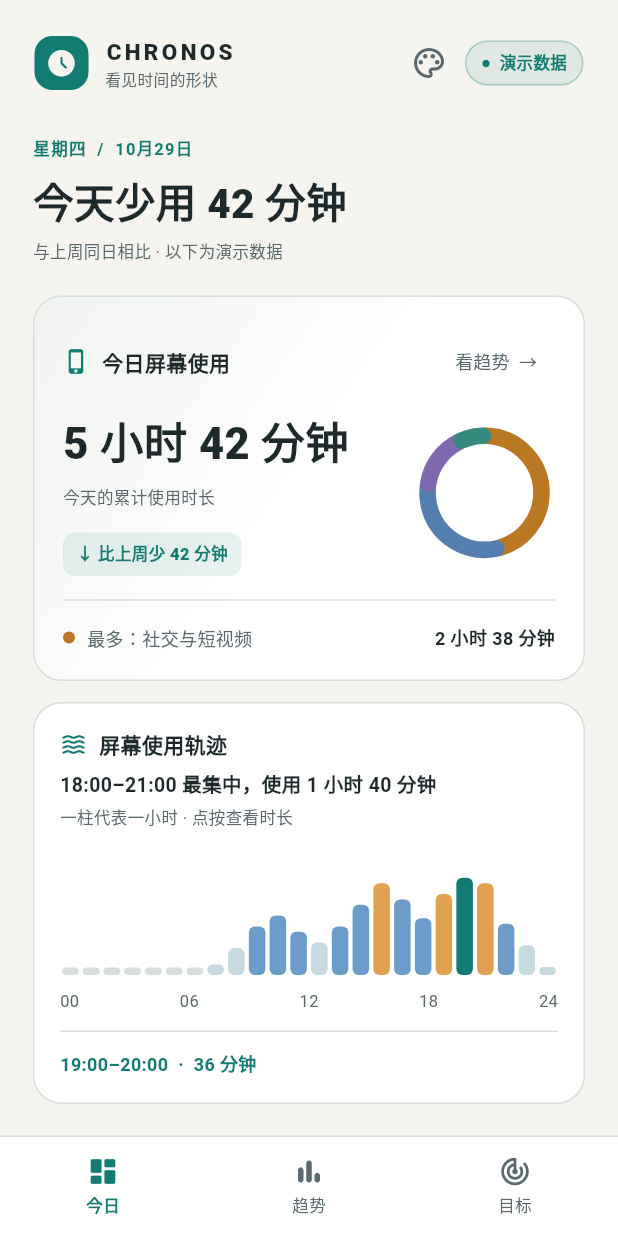
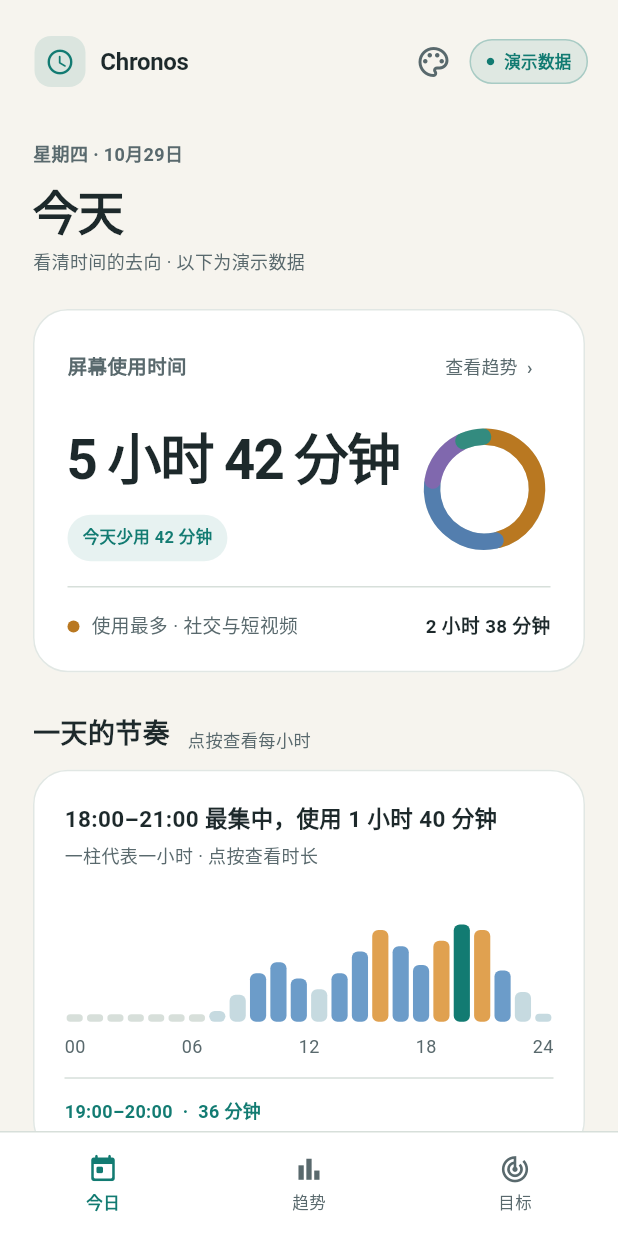
Before and after one commit to Xhp1193345142/Chronos, a Flutter app: the screen it shows after launch, after a tap on "先看演示数据", on a phone screen of 412 x 824 dp. Run offline on Flutter 3.47's test engine with Material 3 defaults, Android fonts, the phone set to English and light mode, and no system bars; our stand-ins replace shared_preferences.

Commit message:
feat: refine Chronos dashboard visual hierarchy

```diff
--- a/lib/src/chronos_shell.dart
+++ b/lib/src/chronos_shell.dart
@@ -60,12 +60,12 @@ class _ChronosHomeState extends State<ChronosHome> {
     final change = DemoData.lastWeekSameDayMinutes - DemoData.todayMinutes;
     final topCategory = DemoData.categories.first;
     return _page([
-      const _Eyebrow('星期四  /  10月29日'),
-      const SizedBox(height: 6),
-      _Heading('今天少用 ${formatMinutes(change)}'),
-      const SizedBox(height: 5),
-      const _Hint('与上周同日相比 · 以下为演示数据'),
-      const SizedBox(height: 20),
+      const _Eyebrow('星期四 · 10月29日'),
+      const SizedBox(height: 7),
+      const _Heading('今天'),
+      const SizedBox(height: 4),
+      const _Hint('看清时间的去向 · 以下为演示数据'),
+      const SizedBox(height: 23),
       _card(
         context,
         Column(
@@ -73,19 +73,28 @@ class _ChronosHomeState extends State<ChronosHome> {
           children: [
             Row(
               children: [
-                const _CardTitle('今日屏幕使用', Icons.phone_iphone_rounded),
+                Text(
+                  '屏幕使用时间',
+                  style: TextStyle(
+                    color: chronosColors(context).textSecondary,
+                    fontSize: 13,
+                    fontWeight: FontWeight.w600,
+                  ),
+                ),
                 const Spacer(),
                 TextButton(
                   onPressed: () => setState(() => tab = 1),
                   style: TextButton.styleFrom(
                     foregroundColor: chronosColors(context).textSecondary,
+                    visualDensity: VisualDensity.compact,
                   ),
-                  child: const Text('看趋势  →', style: TextStyle(fontSize: 12)),
+                  child: const Text('查看趋势  ›', style: TextStyle(fontSize: 12)),
                 ),
               ],
             ),
-            const SizedBox(height: 8),
+            const SizedBox(height: 14),
             Row(
+              crossAxisAlignment: CrossAxisAlignment.center,
               children: [
                 Expanded(
                   child: Column(
@@ -99,29 +108,29 @@ class _ChronosHomeState extends State<ChronosHome> {
                           key: const Key('today-duration'),
                           style: TextStyle(
                             color: chronosColors(context).textPrimary,
-                            fontSize: 29,
-                            fontWeight: FontWeight.w800,
+                            fontSize: 37,
+                            fontWeight: FontWeight.w700,
+                            letterSpacing: -1.4,
+                            fontFeatures: const [FontFeature.tabularFigures()],
                           ),
                         ),
                       ),
-                      const SizedBox(height: 7),
-                      const _Hint('今天的累计使用时长'),
-                      const SizedBox(height: 15),
-                      _Badge('↓ 比上周少 ${formatMinutes(change)}'),
+                      const SizedBox(height: 10),
+                      _Badge('今天少用 ${formatMinutes(change)}'),
                     ],
                   ),
                 ),
-                const SizedBox(width: 10),
+                const SizedBox(width: 12),
                 Semantics(
-                  label: '今日使用类别占比，社交与短视频最多',
+                  label: '今日使用类别占比，${topCategory.label}最多',
                   child: CustomPaint(
-                    size: const Size(94, 94),
+                    size: const Size(88, 88),
                     painter: _RingPainter(chronosColors(context)),
                   ),
                 ),
               ],
             ),
-            Divider(color: chronosColors(context).border, height: 32),
+            Divider(color: chronosColors(context).border, height: 34),
             Row(
               children: [
                 Container(
@@ -135,10 +144,10 @@ class _ChronosHomeState extends State<ChronosHome> {
                 const SizedBox(width: 8),
                 Expanded(
                   child: Text(
-                    '最多：${topCategory.label}',
+                    '使用最多 · ${topCategory.label}',
                     style: TextStyle(
                       color: chronosColors(context).textSecondary,
-                      fontSize: 12,
+                      fontSize: 12.5,
                     ),
                   ),
                 ),
@@ -146,34 +155,28 @@ class _ChronosHomeState extends State<ChronosHome> {
                   formatMinutes(topCategory.minutes),
                   style: TextStyle(
                     color: chronosColors(context).textPrimary,
-                    fontSize: 12,
-                    fontWeight: FontWeight.w700,
+                    fontSize: 12.5,
+                    fontWeight: FontWeight.w600,
                   ),
                 ),
               ],
             ),
           ],
         ),
-        padding: const EdgeInsets.all(19),
-        gradient: LinearGradient(
-          begin: Alignment.topLeft,
-          end: Alignment.bottomRight,
-          colors: [
-            chronosColors(context).surfaceRaised,
-            chronosColors(context).surface,
-            chronosColors(context).surface,
-          ],
-        ),
+        padding: const EdgeInsets.fromLTRB(22, 17, 22, 20),
       ),
-      const SizedBox(height: 14),
+      const SizedBox(height: 27),
+      const _Section('一天的节奏', '点按查看每小时'),
+      const SizedBox(height: 12),
       _card(
         context,
         _HourlyChart(
           selectedHour: selectedHour,
           onSelect: (hour) => setState(() => selectedHour = hour),
         ),
+        padding: const EdgeInsets.all(20),
       ),
-      const SizedBox(height: 24),
+      const SizedBox(height: 27),
       const _Section('时间去了哪里', '对比前三周同日平均'),
       const SizedBox(height: 12),
       _card(context, const _CategoryBreakdown()),
--- a/lib/src/visuals.dart
+++ b/lib/src/visuals.dart
@@ -1,7 +1,7 @@
 part of '../main.dart';
 
 Widget _page(List<Widget> children) => ListView(
-  padding: const EdgeInsets.fromLTRB(22, 10, 22, 32),
+  padding: const EdgeInsets.fromLTRB(22, 17, 22, 38),
   children: children,
 );
 
@@ -17,8 +17,10 @@ Widget _card(
   decoration: BoxDecoration(
     color: gradient == null ? color ?? chronosColors(context).surface : null,
     gradient: gradient,
-    borderRadius: BorderRadius.circular(19),
-    border: Border.all(color: chronosColors(context).border),
+    borderRadius: BorderRadius.circular(23),
+    border: Border.all(
+      color: chronosColors(context).border.withValues(alpha: 0.74),
+    ),
   ),
   child: child,
 );
@@ -130,19 +132,17 @@ class _HourlyChart extends StatelessWidget {
     return Column(
       crossAxisAlignment: CrossAxisAlignment.start,
       children: [
-        const _CardTitle('屏幕使用轨迹', Icons.waves_rounded),
-        const SizedBox(height: 7),
         Text(
           '${hourLabel(peak)}–${hourLabel(peak + 3)} 最集中，使用 ${formatMinutes(DemoData.peakWindowMinutes(DemoData.hourly))}',
           style: TextStyle(
             color: chronosColors(context).textPrimary,
-            fontSize: 13,
-            fontWeight: FontWeight.w700,
+            fontSize: 15,
+            fontWeight: FontWeight.w600,
           ),
         ),
-        const SizedBox(height: 4),
+        const SizedBox(height: 5),
         const _Hint('一柱代表一小时 · 点按查看时长'),
-        const SizedBox(height: 18),
+        const SizedBox(height: 24),
         SizedBox(
           height: 78,
           child: Row(
@@ -161,7 +161,11 @@ class _HourlyChart extends StatelessWidget {
                     onTap: () => onSelect(index),
                     child: Padding(
                       padding: const EdgeInsets.symmetric(horizontal: 1.4),
-                      child: Container(
+                      child: AnimatedContainer(
+                        duration: MediaQuery.disableAnimationsOf(context)
+                            ? Duration.zero
+                            : const Duration(milliseconds: 160),
+                        curve: Curves.easeOutCubic,
                         height: math.max(5, minutes / 40 * 72),
                         decoration: BoxDecoration(
                           color: active
@@ -570,43 +574,31 @@ class _Header extends StatelessWidget {
 
   @override
   Widget build(BuildContext context) => Padding(
-    padding: const EdgeInsets.fromLTRB(23, 18, 23, 15),
+    padding: const EdgeInsets.fromLTRB(23, 17, 20, 11),
     child: Row(
       children: [
         Container(
-          width: 36,
-          height: 36,
+          width: 34,
+          height: 34,
           decoration: BoxDecoration(
-            color: chronosColors(context).accent,
-            borderRadius: BorderRadius.circular(12),
+            color: chronosColors(context).accent.withValues(alpha: 0.12),
+            borderRadius: BorderRadius.circular(11),
           ),
           child: Icon(
-            Icons.access_time_filled_rounded,
-            color: chronosColors(context).background,
-            size: 21,
+            Icons.access_time_rounded,
+            color: chronosColors(context).accent,
+            size: 20,
           ),
         ),
-        const SizedBox(width: 11),
-        Column(
-          crossAxisAlignment: CrossAxisAlignment.start,
-          children: [
+        const SizedBox(width: 10),
         Text(
-              'CHRONOS',
+          'Chronos',
           style: TextStyle(
             color: chronosColors(context).textPrimary,
-                fontSize: 15,
-                letterSpacing: 2.2,
-                fontWeight: FontWeight.w800,
+            fontSize: 16,
+            letterSpacing: -0.2,
+            fontWeight: FontWeight.w700,
           ),
-            ),
-            Text(
-              '看见时间的形状',
-              style: TextStyle(
-                color: chronosColors(context).textSecondary,
-                fontSize: 10.5,
-              ),
-            ),
-          ],
         ),
         const Spacer(),
         IconButton(
@@ -664,13 +656,18 @@ class _Nav extends StatelessWidget {
   @override
   Widget build(BuildContext context) {
     const icons = [
-      Icons.dashboard_rounded,
+      Icons.today_outlined,
+      Icons.bar_chart_outlined,
+      Icons.track_changes_outlined,
+    ];
+    const activeIcons = [
+      Icons.today_rounded,
       Icons.bar_chart_rounded,
       Icons.track_changes_rounded,
     ];
     const labels = ['今日', '趋势', '目标'];
     return Container(
-      height: 67,
+      height: 70,
       decoration: BoxDecoration(
         color: chronosColors(context).surface,
         border: Border(top: BorderSide(color: chronosColors(context).border)),
@@ -688,11 +685,11 @@ class _Nav extends StatelessWidget {
                   mainAxisAlignment: MainAxisAlignment.center,
                   children: [
                     Icon(
-                      icons[index],
+                      active ? activeIcons[index] : icons[index],
                       color: active
                           ? chronosColors(context).accent
                           : chronosColors(context).textSecondary,
-                      size: 22,
+                      size: 21,
                     ),
                     const SizedBox(height: 4),
                     Text(
@@ -702,7 +699,7 @@ class _Nav extends StatelessWidget {
                             ? chronosColors(context).accent
                             : chronosColors(context).textSecondary,
                         fontSize: 11,
-                        fontWeight: active ? FontWeight.w800 : FontWeight.w500,
+                        fontWeight: active ? FontWeight.w700 : FontWeight.w500,
                       ),
                     ),
                   ],
@@ -723,10 +720,9 @@ class _Eyebrow extends StatelessWidget {
   Widget build(BuildContext context) => Text(
     text,
     style: TextStyle(
-      color: chronosColors(context).accent,
-      fontSize: 11,
-      fontWeight: FontWeight.w700,
-      letterSpacing: 0.8,
+      color: chronosColors(context).textSecondary,
+      fontSize: 12,
+      fontWeight: FontWeight.w600,
     ),
   );
 }
@@ -739,8 +735,9 @@ class _Heading extends StatelessWidget {
     text,
     style: TextStyle(
       color: chronosColors(context).textPrimary,
-      fontSize: 27,
-      fontWeight: FontWeight.w800,
+      fontSize: 31,
+      fontWeight: FontWeight.w700,
+      letterSpacing: -0.8,
     ),
   );
 }
@@ -751,7 +748,11 @@ class _Hint extends StatelessWidget {
   @override
   Widget build(BuildContext context) => Text(
     text,
-    style: TextStyle(color: chronosColors(context).textSecondary, fontSize: 11),
+    style: TextStyle(
+      color: chronosColors(context).textSecondary,
+      fontSize: 12,
+      height: 1.35,
+    ),
   );
 }
 
@@ -763,20 +764,25 @@ class _Section extends StatelessWidget {
   Widget build(BuildContext context) => Row(
     crossAxisAlignment: CrossAxisAlignment.end,
     children: [
-      Text(
+      Flexible(
+        child: Text(
           title,
           style: TextStyle(
             color: chronosColors(context).textPrimary,
-          fontSize: 17,
-          fontWeight: FontWeight.w800,
+            fontSize: 18,
+            fontWeight: FontWeight.w700,
           ),
         ),
-      const Spacer(),
-      Text(
+      ),
+      const SizedBox(width: 12),
+      Flexible(
+        child: Text(
           subtitle,
+          textAlign: TextAlign.end,
           style: TextStyle(
             color: chronosColors(context).textSecondary,
-          fontSize: 11,
+            fontSize: 11.5,
+          ),
         ),
       ),
     ],
@@ -796,8 +802,8 @@ class _CardTitle extends StatelessWidget {
         title,
         style: TextStyle(
           color: chronosColors(context).textPrimary,
-          fontSize: 14,
-          fontWeight: FontWeight.w700,
+          fontSize: 14.5,
+          fontWeight: FontWeight.w600,
         ),
       ),
     ],
@@ -809,17 +815,17 @@ class _Badge extends StatelessWidget {
   final String text;
   @override
   Widget build(BuildContext context) => Container(
-    padding: const EdgeInsets.symmetric(horizontal: 9, vertical: 6),
+    padding: const EdgeInsets.symmetric(horizontal: 10, vertical: 7),
     decoration: BoxDecoration(
       color: chronosColors(context).accent.withValues(alpha: 0.1),
-      borderRadius: BorderRadius.circular(8),
+      borderRadius: BorderRadius.circular(100),
     ),
     child: Text(
       text,
       style: TextStyle(
         color: chronosColors(context).accent,
         fontSize: 11,
-        fontWeight: FontWeight.w800,
+        fontWeight: FontWeight.w600,
       ),
     ),
   );
```
Also changed, not shown: lib/src/live_shell.dart (+104 -54 lines), 3 other files. Lines whose indentation alone changed are shown as unchanged.
